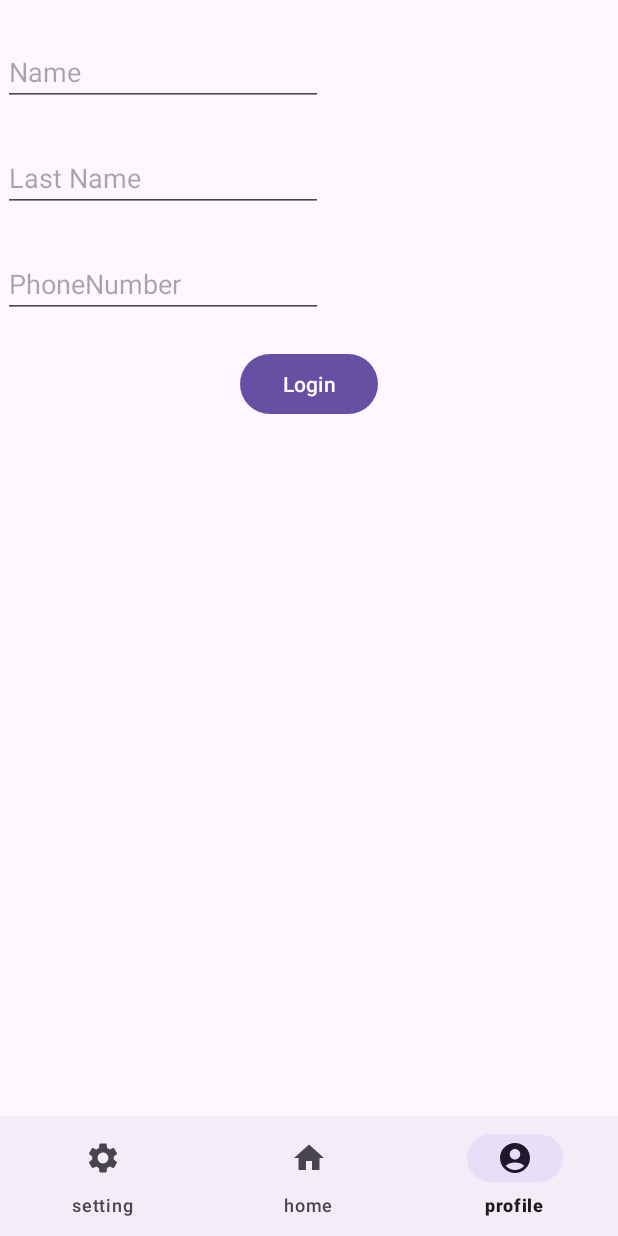
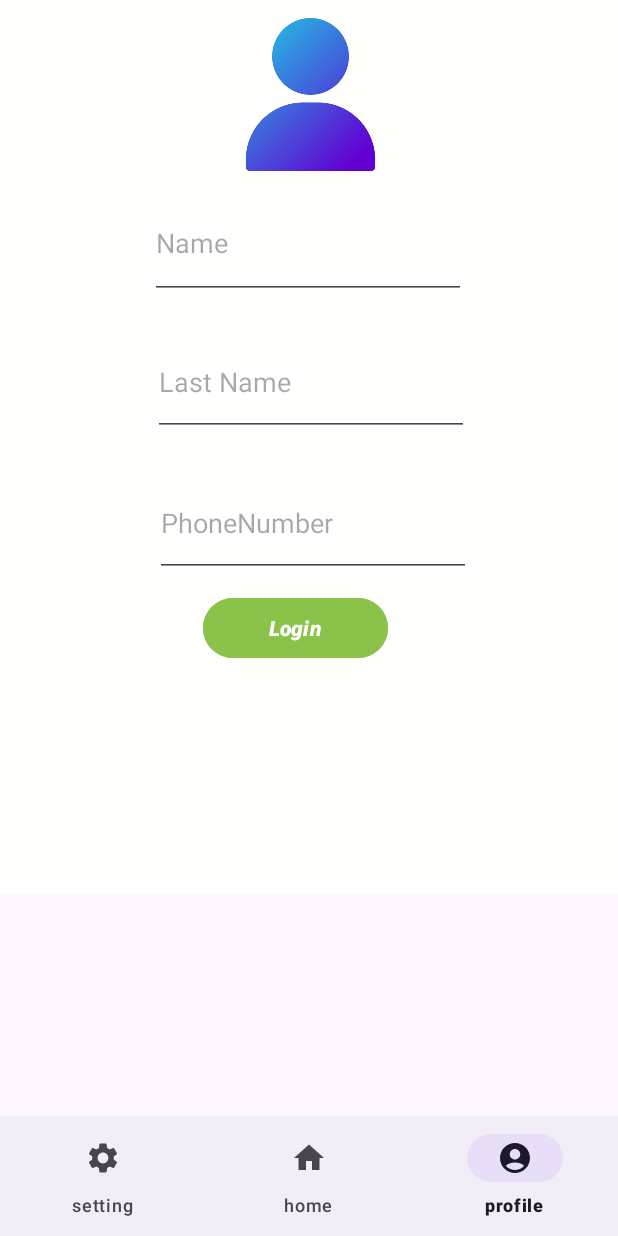
Before and after one commit to Saniadrn/e-book, an Android app: the screen it shows after launch (MainActivity), item 3 of the bottom bar chosen, on a phone screen of 412 x 824 dp. Run offline under Robolectric (Android 15) with nearby library versions, the phone set to English and light mode, and no system bars; libraries missing offline, so code that uses them is left out: com.github.barteksc.pdfviewer.

Commit message:
changed app icon

```diff
--- a/ebook/app/src/main/AndroidManifest.xml
+++ b/ebook/app/src/main/AndroidManifest.xml
@@ -6,9 +6,9 @@
         android:allowBackup="true"
         android:dataExtractionRules="@xml/data_extraction_rules"
         android:fullBackupContent="@xml/backup_rules"
-        android:icon="@mipmap/ic_launcher"
+        android:icon="@drawable/bookicon"
         android:label="@string/app_name"
-        android:roundIcon="@mipmap/ic_launcher_round"
+        android:roundIcon="@drawable/bookicon"
         android:supportsRtl="true"
         android:theme="@style/Theme.Ebook"
         tools:targetApi="31">
--- a/ebook/app/src/main/java/com/example/e_book/profileFragment.java
+++ b/ebook/app/src/main/java/com/example/e_book/profileFragment.java
@@ -1,11 +1,15 @@
 package com.example.e_book;
 
+import static com.example.e_book.R.id.imgprofile;
+
+import android.annotation.SuppressLint;
 import android.os.Bundle;
 import android.view.LayoutInflater;
 import android.view.View;
 import android.view.ViewGroup;
 import android.widget.Button;
 import android.widget.EditText;
+import android.widget.ImageView;
 import android.widget.TextView;
 import android.widget.Toast;
 
@@ -23,6 +27,8 @@ public class profileFragment extends Fragment {
     EditText edtLastName;
     EditText edtPhone;
     Button btnLogin;
+    ImageView imgprofile;
+    ImageView imgseccessful;
 
 
 
@@ -32,6 +38,7 @@ public class profileFragment extends Fragment {
 
 
 
+    @SuppressLint("MissingInflatedId")
     @Override
     public View onCreateView(LayoutInflater inflater, ViewGroup container, Bundle savedInstanceState) {
         View view= inflater.inflate(R.layout.fragment_profile, container, false);
@@ -41,6 +48,8 @@ public class profileFragment extends Fragment {
         edtName=view.findViewById(R.id.edtName);
         edtLastName=view.findViewById(R.id.edtLastName);
         edtPhone=view.findViewById(R.id.edtPhone);
+        imgprofile = view.findViewById(R.id.imgprofile);
+        imgseccessful = view.findViewById(R.id.imgseccessful);
         btnLogin=view.findViewById(R.id.btnLogin);
         btnLogin.setOnClickListener(new View.OnClickListener() {
 
@@ -52,6 +61,7 @@ public class profileFragment extends Fragment {
                     txtLastName.setText(edtLastName.getText().toString());
                     txtPhone.setText(edtPhone.getText().toString());
                     Toast.makeText(getContext(),"Login successful!",Toast.LENGTH_LONG).show();
+                    imgseccessful.setImageResource(R.drawable.seccessful);
                 }else{
                     Toast.makeText(getContext(),"Login failed.Please fill all the requierd fields.",Toast.LENGTH_LONG).show();
                 }
--- a/ebook/app/src/main/java/com/example/e_book/settingFragment.java
+++ b/ebook/app/src/main/java/com/example/e_book/settingFragment.java
@@ -1,4 +1,6 @@
 package com.example.e_book;
+
+import static com.example.e_book.R.id.rdoReadingMood;
 
 import android.graphics.Color;
 import android.os.Bundle;
@@ -6,6 +8,7 @@ import android.text.Layout;
 import android.view.LayoutInflater;
 import android.view.View;
 import android.view.ViewGroup;
+import android.widget.RadioButton;
 import android.widget.RadioGroup;
 
 import androidx.fragment.app.Fragment;
@@ -14,6 +17,7 @@ import androidx.fragment.app.Fragment;
 public class settingFragment extends Fragment {
     RadioGroup rg;
     Layout l;
+    RadioButton rdoReadingMood;
 
 
 
@@ -28,6 +32,7 @@ public class settingFragment extends Fragment {
     public View onCreateView(LayoutInflater inflater, ViewGroup container, Bundle savedInstanceState) {
         View view=inflater.inflate(R.layout.fragment_setting, container, false);
         rg=view.findViewById(R.id.rg);
+//        rdoReadingMood =view.findViewById(R.id.rdoReadingMood);
 
 
 
@@ -56,6 +61,8 @@ public class settingFragment extends Fragment {
                 }
                 else if(checkedId==R.id.rdoBtnOrange){
                     getActivity().getWindow().getDecorView().setBackgroundColor(getResources().getColor(R.color.orange));
+                } else if (checkedId== R.id.rdoReadingMood) {
+                    getActivity().getWindow().getDecorView().setBackgroundColor(getResources().getColor(R.color.Readingmood));
                 }
 
             }
--- a/ebook/app/src/main/res/layout/fragment_profile.xml
+++ b/ebook/app/src/main/res/layout/fragment_profile.xml
@@ -1,21 +1,28 @@
 <?xml version="1.0" encoding="utf-8"?>
 <RelativeLayout xmlns:android="http://schemas.android.com/apk/res/android"
+    xmlns:app="http://schemas.android.com/apk/res-auto"
     xmlns:tools="http://schemas.android.com/tools"
     android:layout_width="match_parent"
     android:layout_height="match_parent"
+    android:background="#FAF9F9"
+    android:backgroundTint="#FFFFFD"
     tools:context=".profileFragment">
 
     <Button
         android:id="@+id/btnLogin"
-        android:layout_width="wrap_content"
+        android:layout_width="123dp"
         android:layout_height="wrap_content"
         android:layout_below="@+id/edtPhone"
         android:layout_alignParentStart="true"
         android:layout_alignParentEnd="true"
-        android:layout_marginStart="160dp"
-        android:layout_marginTop="20dp"
-        android:layout_marginEnd="160dp"
-        android:text="Login" />
+        android:layout_marginStart="135dp"
+        android:layout_marginTop="10dp"
+        android:layout_marginEnd="153dp"
+        android:backgroundTint="#8BC34A"
+        android:text="Login"
+        android:textAlignment="center"
+        android:textStyle="bold|italic"
+        app:iconTint="#8BC34A" />
 
     <TextView
         android:id="@+id/txtPhone"
@@ -42,11 +49,13 @@
     <EditText
         android:id="@+id/edtLastName"
         android:layout_width="wrap_content"
-        android:layout_height="wrap_content"
+        android:layout_height="72dp"
         android:layout_below="@+id/edtName"
         android:layout_alignParentStart="true"
-        android:layout_marginStart="2dp"
-        android:layout_marginTop="25dp"
+        android:layout_alignParentEnd="true"
+        android:layout_marginStart="102dp"
+        android:layout_marginTop="19dp"
+        android:layout_marginEnd="99dp"
         android:ems="10"
         android:hint="Last Name"
         android:inputType="text" />
@@ -54,11 +63,13 @@
     <EditText
         android:id="@+id/edtName"
         android:layout_width="wrap_content"
-        android:layout_height="wrap_content"
+        android:layout_height="74dp"
         android:layout_alignParentStart="true"
         android:layout_alignParentTop="true"
-        android:layout_marginStart="2dp"
-        android:layout_marginTop="25dp"
+        android:layout_alignParentEnd="true"
+        android:layout_marginStart="100dp"
+        android:layout_marginTop="125dp"
+        android:layout_marginEnd="101dp"
         android:ems="10"
         android:hint="Name"
         android:inputType="text" />
@@ -66,11 +77,13 @@
     <EditText
         android:id="@+id/edtPhone"
         android:layout_width="wrap_content"
-        android:layout_height="wrap_content"
+        android:layout_height="72dp"
         android:layout_below="@+id/edtLastName"
         android:layout_alignParentStart="true"
-        android:layout_marginStart="2dp"
-        android:layout_marginTop="25dp"
+        android:layout_alignParentEnd="true"
+        android:layout_marginStart="103dp"
+        android:layout_marginTop="22dp"
+        android:layout_marginEnd="98dp"
         android:ems="10"
         android:hint="PhoneNumber"
         android:inputType="phone" />
@@ -85,4 +98,27 @@
         android:layout_toEndOf="@+id/edtName"
         android:textAlignment="center"
         android:textSize="20sp" />
+
+    <ImageView
+        android:id="@+id/imgprofile"
+        android:layout_width="wrap_content"
+        android:layout_height="126dp"
+        android:layout_alignParentStart="true"
+        android:layout_alignParentEnd="true"
+        android:layout_marginStart="153dp"
+        android:layout_marginEnd="151dp"
+        android:src="@drawable/person_16924992" />
+
+    <ImageView
+        android:id="@+id/imgseccessful"
+        android:layout_width="150dp"
+        android:layout_height="132dp"
+        android:layout_below="@+id/btnLogin"
+        android:layout_alignParentStart="true"
+        android:layout_alignParentEnd="true"
+        android:layout_marginStart="123dp"
+        android:layout_marginTop="22dp"
+        android:layout_marginEnd="138dp"
+        android:src="@android:drawable/divider_horizontal_dim_dark" />
+
 </RelativeLayout>
--- a/ebook/app/src/main/res/layout/fragment_setting.xml
+++ b/ebook/app/src/main/res/layout/fragment_setting.xml
@@ -8,7 +8,7 @@
     <RadioGroup
         android:id="@+id/rg"
         android:layout_width="match_parent"
-        android:layout_height="wrap_content"
+        android:layout_height="459dp"
         android:layout_marginTop="70dp"
         android:checkedButton="@id/rdoBtnWhite">
 
@@ -60,5 +60,12 @@
             android:layout_width="match_parent"
             android:layout_height="wrap_content"
             android:text="Gray" />
+
+        <RadioButton
+            android:id="@+id/rdoReadingMood"
+            android:layout_width="match_parent"
+            android:layout_height="wrap_content"
+            android:text="Reading Mood"
+            android:textStyle="bold|italic" />
     </RadioGroup>
 </FrameLayout>
--- a/ebook/app/src/main/res/values/colors.xml
+++ b/ebook/app/src/main/res/values/colors.xml
@@ -8,5 +8,6 @@
     <color name="orange">#FB9548</color>
     <color name="green">#A0FA96</color>
     <color name="gray">#626262</color>
+    <color name="Readingmood">#FFECC2</color>
 
 </resources>
```
